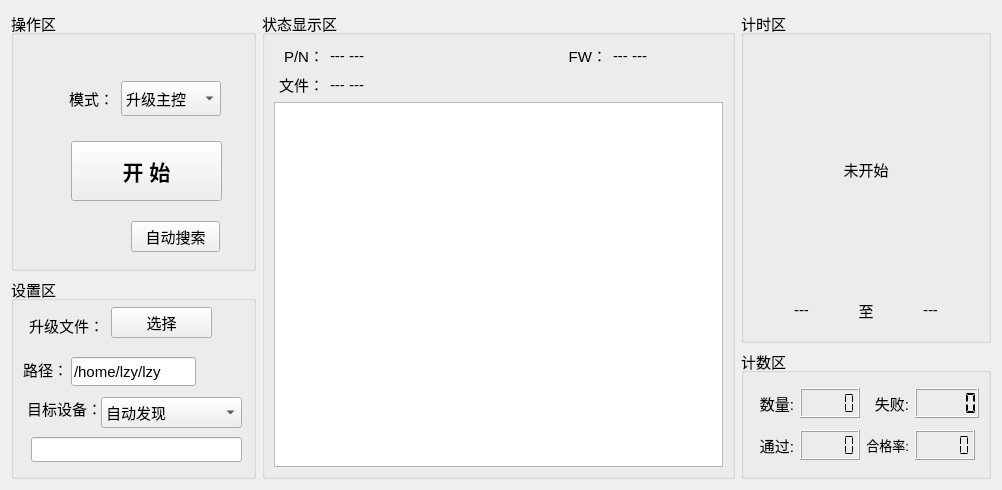
Before: the Qt Designer form ota_updater/home/home_workwid.ui in ChinaClever/MPro-Tools, drawn with Qt 5.
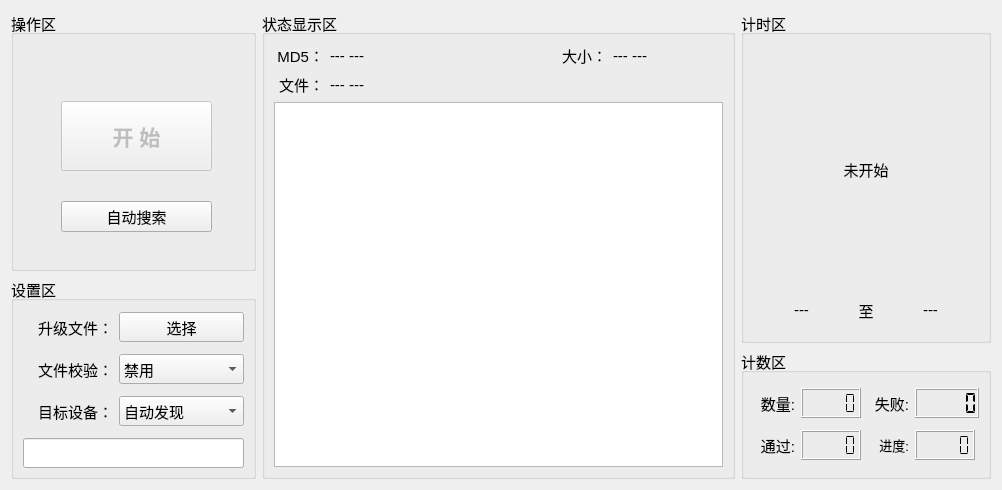
After: the same form once the commit is applied.

What changed in the file:
```diff
--- a/ota_updater/home/home_workwid.ui
+++ b/ota_updater/home/home_workwid.ui
@@ -14,6 +14,71 @@
    <string>Form</string>
   </property>
   <layout class="QGridLayout" name="gridLayout_2">
+   <item row="0" column="0">
+    <widget class="QGroupBox" name="groupBox_4">
+     <property name="minimumSize">
+      <size>
+       <width>0</width>
+       <height>260</height>
+      </size>
+     </property>
+     <property name="font">
+      <font>
+       <pointsize>11</pointsize>
+      </font>
+     </property>
+     <property name="title">
+      <string>操作区</string>
+     </property>
+     <widget class="QPushButton" name="startBtn">
+      <property name="enabled">
+       <bool>false</bool>
+      </property>
+      <property name="geometry">
+       <rect>
+        <x>50</x>
+        <y>90</y>
+        <width>151</width>
+        <height>70</height>
+       </rect>
+      </property>
+      <property name="minimumSize">
+       <size>
+        <width>120</width>
+        <height>0</height>
+       </size>
+      </property>
+      <property name="maximumSize">
+       <size>
+        <width>200</width>
+        <height>70</height>
+       </size>
+      </property>
+      <property name="font">
+       <font>
+        <pointsize>16</pointsize>
+        <bold>true</bold>
+       </font>
+      </property>
+      <property name="text">
+       <string>开 始</string>
+      </property>
+     </widget>
+     <widget class="QPushButton" name="searchBtn">
+      <property name="geometry">
+       <rect>
+        <x>50</x>
+        <y>190</y>
+        <width>151</width>
+        <height>31</height>
+       </rect>
+      </property>
+      <property name="text">
+       <string>自动搜索</string>
+      </property>
+     </widget>
+    </widget>
+   </item>
    <item row="2" column="2">
     <widget class="QGroupBox" name="groupBox_3">
      <property name="minimumSize">
@@ -156,7 +221,7 @@
          </font>
         </property>
         <property name="text">
-         <string>合格率:</string>
+         <string>进度:</string>
         </property>
         <property name="alignment">
          <set>Qt::AlignRight|Qt::AlignTrailing|Qt::AlignVCenter</set>
@@ -182,303 +247,6 @@
      </layout>
     </widget>
    </item>
-   <item row="0" column="0">
-    <widget class="QGroupBox" name="groupBox_4">
-     <property name="minimumSize">
-      <size>
-       <width>0</width>
-       <height>260</height>
-      </size>
-     </property>
-     <property name="font">
-      <font>
-       <pointsize>11</pointsize>
-      </font>
-     </property>
-     <property name="title">
-      <string>操作区</string>
-     </property>
-     <widget class="QPushButton" name="startBtn">
-      <property name="geometry">
-       <rect>
-        <x>60</x>
-        <y>130</y>
-        <width>151</width>
-        <height>60</height>
-       </rect>
-      </property>
-      <property name="minimumSize">
-       <size>
-        <width>120</width>
-        <height>0</height>
-       </size>
-      </property>
-      <property name="maximumSize">
-       <size>
-        <width>200</width>
-        <height>60</height>
-       </size>
-      </property>
-      <property name="font">
-       <font>
-        <pointsize>16</pointsize>
-        <bold>true</bold>
-       </font>
-      </property>
-      <property name="text">
-       <string>开 始</string>
-      </property>
-     </widget>
-     <widget class="QLabel" name="label_10">
-      <property name="geometry">
-       <rect>
-        <x>48</x>
-        <y>70</y>
-        <width>55</width>
-        <height>35</height>
-       </rect>
-      </property>
-      <property name="minimumSize">
-       <size>
-        <width>55</width>
-        <height>35</height>
-       </size>
-      </property>
-      <property name="maximumSize">
-       <size>
-        <width>70</width>
-        <height>35</height>
-       </size>
-      </property>
-      <property name="font">
-       <font>
-        <pointsize>11</pointsize>
-       </font>
-      </property>
-      <property name="text">
-       <string>模式：</string>
-      </property>
-      <property name="alignment">
-       <set>Qt::AlignRight|Qt::AlignTrailing|Qt::AlignVCenter</set>
-      </property>
-     </widget>
-     <widget class="QComboBox" name="modeBox">
-      <property name="geometry">
-       <rect>
-        <x>110</x>
-        <y>70</y>
-        <width>100</width>
-        <height>35</height>
-       </rect>
-      </property>
-      <property name="minimumSize">
-       <size>
-        <width>100</width>
-        <height>0</height>
-       </size>
-      </property>
-      <property name="font">
-       <font>
-        <pointsize>11</pointsize>
-       </font>
-      </property>
-      <property name="contextMenuPolicy">
-       <enum>Qt::NoContextMenu</enum>
-      </property>
-      <item>
-       <property name="text">
-        <string>升级主控</string>
-       </property>
-      </item>
-      <item>
-       <property name="text">
-        <string>升级执行板</string>
-       </property>
-      </item>
-      <item>
-       <property name="text">
-        <string>修改配置</string>
-       </property>
-      </item>
-     </widget>
-     <widget class="QPushButton" name="searchBtn">
-      <property name="geometry">
-       <rect>
-        <x>120</x>
-        <y>210</y>
-        <width>89</width>
-        <height>31</height>
-       </rect>
-      </property>
-      <property name="text">
-       <string>自动搜索</string>
-      </property>
-     </widget>
-    </widget>
-   </item>
-   <item row="1" column="0" rowspan="2">
-    <widget class="QGroupBox" name="groupBox_2">
-     <property name="minimumSize">
-      <size>
-       <width>245</width>
-       <height>0</height>
-      </size>
-     </property>
-     <property name="maximumSize">
-      <size>
-       <width>245</width>
-       <height>245</height>
-      </size>
-     </property>
-     <property name="font">
-      <font>
-       <pointsize>11</pointsize>
-      </font>
-     </property>
-     <property name="title">
-      <string>设置区</string>
-     </property>
-     <widget class="QLabel" name="label_38">
-      <property name="geometry">
-       <rect>
-        <x>12</x>
-        <y>81</y>
-        <width>45</width>
-        <height>22</height>
-       </rect>
-      </property>
-      <property name="minimumSize">
-       <size>
-        <width>45</width>
-        <height>20</height>
-       </size>
-      </property>
-      <property name="maximumSize">
-       <size>
-        <width>100</width>
-        <height>30</height>
-       </size>
-      </property>
-      <property name="layoutDirection">
-       <enum>Qt::RightToLeft</enum>
-      </property>
-      <property name="text">
-       <string>路径：</string>
-      </property>
-      <property name="alignment">
-       <set>Qt::AlignRight|Qt::AlignTrailing|Qt::AlignVCenter</set>
-      </property>
-     </widget>
-     <widget class="QLabel" name="label_6">
-      <property name="geometry">
-       <rect>
-        <x>12</x>
-        <y>37</y>
-        <width>81</width>
-        <height>22</height>
-       </rect>
-      </property>
-      <property name="minimumSize">
-       <size>
-        <width>45</width>
-        <height>0</height>
-       </size>
-      </property>
-      <property name="text">
-       <string>升级文件：</string>
-      </property>
-      <property name="alignment">
-       <set>Qt::AlignRight|Qt::AlignTrailing|Qt::AlignVCenter</set>
-      </property>
-     </widget>
-     <widget class="QLineEdit" name="pathEdit">
-      <property name="enabled">
-       <bool>true</bool>
-      </property>
-      <property name="geometry">
-       <rect>
-        <x>60</x>
-        <y>80</y>
-        <width>125</width>
-        <height>29</height>
-       </rect>
-      </property>
-      <property name="text">
-       <string>/home/lzy/lzy</string>
-      </property>
-     </widget>
-     <widget class="QPushButton" name="imgBtn">
-      <property name="geometry">
-       <rect>
-        <x>100</x>
-        <y>30</y>
-        <width>101</width>
-        <height>31</height>
-       </rect>
-      </property>
-      <property name="text">
-       <string>选择</string>
-      </property>
-     </widget>
-     <widget class="QLabel" name="label_7">
-      <property name="geometry">
-       <rect>
-        <x>10</x>
-        <y>120</y>
-        <width>81</width>
-        <height>22</height>
-       </rect>
-      </property>
-      <property name="minimumSize">
-       <size>
-        <width>45</width>
-        <height>0</height>
-       </size>
-      </property>
-      <property name="text">
-       <string>目标设备：</string>
-      </property>
-      <property name="alignment">
-       <set>Qt::AlignRight|Qt::AlignTrailing|Qt::AlignVCenter</set>
-      </property>
-     </widget>
-     <widget class="QComboBox" name="searchBox">
-      <property name="geometry">
-       <rect>
-        <x>90</x>
-        <y>120</y>
-        <width>141</width>
-        <height>31</height>
-       </rect>
-      </property>
-      <item>
-       <property name="text">
-        <string>自动发现</string>
-       </property>
-      </item>
-      <item>
-       <property name="text">
-        <string>指定设备</string>
-       </property>
-      </item>
-      <item>
-       <property name="text">
-        <string>指定机房</string>
-       </property>
-      </item>
-     </widget>
-     <widget class="QLineEdit" name="targetEdit">
-      <property name="geometry">
-       <rect>
-        <x>20</x>
-        <y>160</y>
-        <width>211</width>
-        <height>25</height>
-       </rect>
-      </property>
-     </widget>
-    </widget>
-   </item>
    <item row="0" column="2" rowspan="2">
     <widget class="QGroupBox" name="groupBox_1">
      <property name="minimumSize">
@@ -586,7 +354,7 @@
          </size>
         </property>
         <property name="text">
-         <string>P/N：</string>
+         <string>MD5：</string>
         </property>
         <property name="alignment">
          <set>Qt::AlignRight|Qt::AlignTrailing|Qt::AlignVCenter</set>
@@ -609,7 +377,7 @@
          </size>
         </property>
         <property name="text">
-         <string>FW：</string>
+         <string>大小：</string>
         </property>
         <property name="alignment">
          <set>Qt::AlignRight|Qt::AlignTrailing|Qt::AlignVCenter</set>
@@ -665,6 +433,175 @@
      </layout>
     </widget>
    </item>
+   <item row="1" column="0" rowspan="2">
+    <widget class="QGroupBox" name="groupBox_2">
+     <property name="minimumSize">
+      <size>
+       <width>245</width>
+       <height>0</height>
+      </size>
+     </property>
+     <property name="maximumSize">
+      <size>
+       <width>245</width>
+       <height>245</height>
+      </size>
+     </property>
+     <property name="font">
+      <font>
+       <pointsize>11</pointsize>
+      </font>
+     </property>
+     <property name="title">
+      <string>设置区</string>
+     </property>
+     <layout class="QGridLayout" name="gridLayout_5">
+      <property name="topMargin">
+       <number>5</number>
+      </property>
+      <property name="bottomMargin">
+       <number>0</number>
+      </property>
+      <property name="verticalSpacing">
+       <number>6</number>
+      </property>
+      <item row="0" column="0">
+       <widget class="QLabel" name="label_6">
+        <property name="minimumSize">
+         <size>
+          <width>45</width>
+          <height>0</height>
+         </size>
+        </property>
+        <property name="maximumSize">
+         <size>
+          <width>90</width>
+          <height>16777215</height>
+         </size>
+        </property>
+        <property name="text">
+         <string>升级文件：</string>
+        </property>
+        <property name="alignment">
+         <set>Qt::AlignRight|Qt::AlignTrailing|Qt::AlignVCenter</set>
+        </property>
+       </widget>
+      </item>
+      <item row="0" column="1">
+       <widget class="QPushButton" name="imgBtn">
+        <property name="maximumSize">
+         <size>
+          <width>16777215</width>
+          <height>30</height>
+         </size>
+        </property>
+        <property name="text">
+         <string>选择</string>
+        </property>
+       </widget>
+      </item>
+      <item row="1" column="0">
+       <widget class="QLabel" name="label_8">
+        <property name="minimumSize">
+         <size>
+          <width>45</width>
+          <height>0</height>
+         </size>
+        </property>
+        <property name="maximumSize">
+         <size>
+          <width>90</width>
+          <height>16777215</height>
+         </size>
+        </property>
+        <property name="text">
+         <string>文件校验：</string>
+        </property>
+        <property name="alignment">
+         <set>Qt::AlignRight|Qt::AlignTrailing|Qt::AlignVCenter</set>
+        </property>
+       </widget>
+      </item>
+      <item row="1" column="1">
+       <widget class="QComboBox" name="crcBox">
+        <property name="maximumSize">
+         <size>
+          <width>16777215</width>
+          <height>30</height>
+         </size>
+        </property>
+        <item>
+         <property name="text">
+          <string>禁用</string>
+         </property>
+        </item>
+        <item>
+         <property name="text">
+          <string>启用</string>
+         </property>
+        </item>
+       </widget>
+      </item>
+      <item row="2" column="0">
+       <widget class="QLabel" name="label_7">
+        <property name="minimumSize">
+         <size>
+          <width>45</width>
+          <height>0</height>
+         </size>
+        </property>
+        <property name="maximumSize">
+         <size>
+          <width>90</width>
+          <height>16777215</height>
+         </size>
+        </property>
+        <property name="text">
+         <string>目标设备：</string>
+        </property>
+        <property name="alignment">
+         <set>Qt::AlignRight|Qt::AlignTrailing|Qt::AlignVCenter</set>
+        </property>
+       </widget>
+      </item>
+      <item row="2" column="1">
+       <widget class="QComboBox" name="searchBox">
+        <property name="maximumSize">
+         <size>
+          <width>16777215</width>
+          <height>30</height>
+         </size>
+        </property>
+        <item>
+         <property name="text">
+          <string>自动发现</string>
+         </property>
+        </item>
+        <item>
+         <property name="text">
+          <string>指定设备</string>
+         </property>
+        </item>
+        <item>
+         <property name="text">
+          <string>指定机房</string>
+         </property>
+        </item>
+       </widget>
+      </item>
+      <item row="3" column="0" colspan="2">
+       <widget class="QLineEdit" name="targetEdit">
+        <property name="maximumSize">
+         <size>
+          <width>16777215</width>
+          <height>30</height>
+         </size>
+        </property>
+       </widget>
+      </item>
+     </layout>
+    </widget>
+   </item>
   </layout>
  </widget>
  <resources/>
```
Left out of the diff: 7 changed lines with no effect on the pictures.
